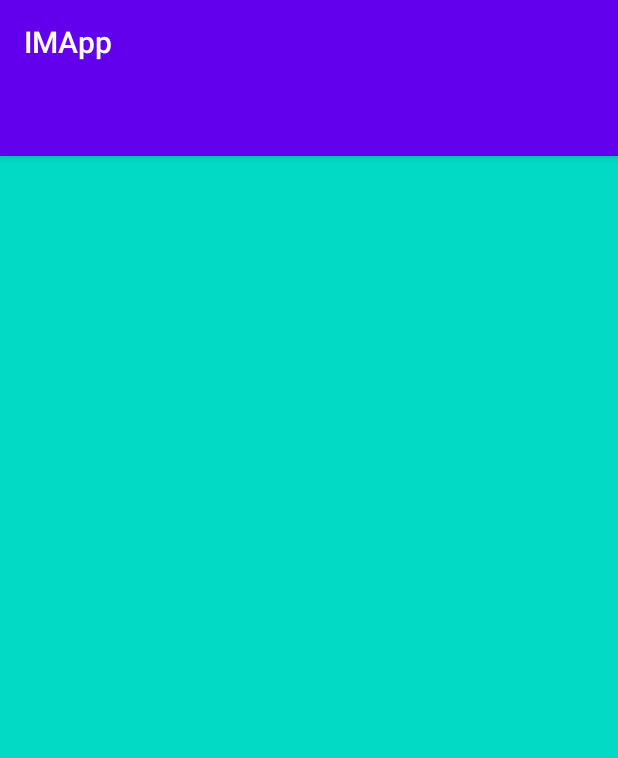
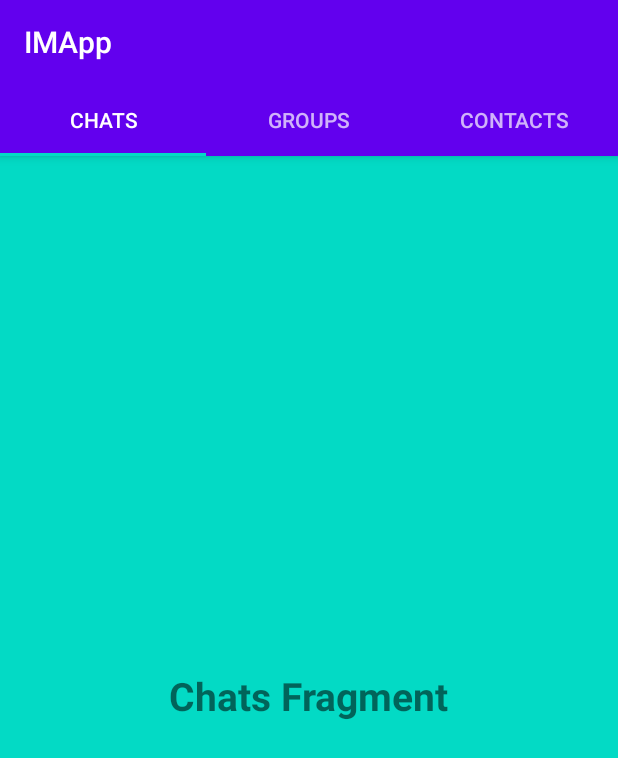
Before and after one commit to Genwei-Zhang/August, an Android app: the screen it shows after launch (MainActivity), on a phone screen of 412 x 824 dp. Shown: the top 758 px of the screen. Run offline under Robolectric (Android 15) with nearby library versions, the phone set to English and light mode, and no system bars.

Commit message:
5th episode

```diff
--- /dev/null
+++ b/app/src/main/java/com/example/imapp/ChatsFragment.java
@@ -0,0 +1,64 @@
+package com.example.imapp;
+
+import android.os.Bundle;
+
+import androidx.fragment.app.Fragment;
+
+import android.view.LayoutInflater;
+import android.view.View;
+import android.view.ViewGroup;
+
+/**
+ * A simple {@link Fragment} subclass.
+ * Use the {@link ChatsFragment#newInstance} factory method to
+ * create an instance of this fragment.
+ */
+public class ChatsFragment extends Fragment {
+
+    // TODO: Rename parameter arguments, choose names that match
+    // the fragment initialization parameters, e.g. ARG_ITEM_NUMBER
+    private static final String ARG_PARAM1 = "param1";
+    private static final String ARG_PARAM2 = "param2";
+
+    // TODO: Rename and change types of parameters
+    private String mParam1;
+    private String mParam2;
+
+    public ChatsFragment() {
+        // Required empty public constructor
+    }
+
+    /**
+     * Use this factory method to create a new instance of
+     * this fragment using the provided parameters.
+     *
+     * @param param1 Parameter 1.
+     * @param param2 Parameter 2.
+     * @return A new instance of fragment ChatsFragment.
+     */
+    // TODO: Rename and change types and number of parameters
+    public static ChatsFragment newInstance(String param1, String param2) {
+        ChatsFragment fragment = new ChatsFragment();
+        Bundle args = new Bundle();
+        args.putString(ARG_PARAM1, param1);
+        args.putString(ARG_PARAM2, param2);
+        fragment.setArguments(args);
+        return fragment;
+    }
+
+    @Override
+    public void onCreate(Bundle savedInstanceState) {
+        super.onCreate(savedInstanceState);
+        if (getArguments() != null) {
+            mParam1 = getArguments().getString(ARG_PARAM1);
+            mParam2 = getArguments().getString(ARG_PARAM2);
+        }
+    }
+
+    @Override
+    public View onCreateView(LayoutInflater inflater, ViewGroup container,
+                             Bundle savedInstanceState) {
+        // Inflate the layout for this fragment
+        return inflater.inflate(R.layout.fragment_chats, container, false);
+    }
+}
--- /dev/null
+++ b/app/src/main/java/com/example/imapp/GroupsFragment.java
@@ -0,0 +1,64 @@
+package com.example.imapp;
+
+import android.os.Bundle;
+
+import androidx.fragment.app.Fragment;
+
+import android.view.LayoutInflater;
+import android.view.View;
+import android.view.ViewGroup;
+
+/**
+ * A simple {@link Fragment} subclass.
+ * Use the {@link GroupsFragment#newInstance} factory method to
+ * create an instance of this fragment.
+ */
+public class GroupsFragment extends Fragment {
+
+    // TODO: Rename parameter arguments, choose names that match
+    // the fragment initialization parameters, e.g. ARG_ITEM_NUMBER
+    private static final String ARG_PARAM1 = "param1";
+    private static final String ARG_PARAM2 = "param2";
+
+    // TODO: Rename and change types of parameters
+    private String mParam1;
+    private String mParam2;
+
+    public GroupsFragment() {
+        // Required empty public constructor
+    }
+
+    /**
+     * Use this factory method to create a new instance of
+     * this fragment using the provided parameters.
+     *
+     * @param param1 Parameter 1.
+     * @param param2 Parameter 2.
+     * @return A new instance of fragment GroupsFragment.
+     */
+    // TODO: Rename and change types and number of parameters
+    public static GroupsFragment newInstance(String param1, String param2) {
+        GroupsFragment fragment = new GroupsFragment();
+        Bundle args = new Bundle();
+        args.putString(ARG_PARAM1, param1);
+        args.putString(ARG_PARAM2, param2);
+        fragment.setArguments(args);
+        return fragment;
+    }
+
+    @Override
+    public void onCreate(Bundle savedInstanceState) {
+        super.onCreate(savedInstanceState);
+        if (getArguments() != null) {
+            mParam1 = getArguments().getString(ARG_PARAM1);
+            mParam2 = getArguments().getString(ARG_PARAM2);
+        }
+    }
+
+    @Override
+    public View onCreateView(LayoutInflater inflater, ViewGroup container,
+                             Bundle savedInstanceState) {
+        // Inflate the layout for this fragment
+        return inflater.inflate(R.layout.fragment_groups, container, false);
+    }
+}
--- a/app/src/main/java/com/example/imapp/MainActivity.java
+++ b/app/src/main/java/com/example/imapp/MainActivity.java
@@ -4,11 +4,17 @@ import androidx.appcompat.app.AppCompatActivity;
 
 import android.os.Bundle;
 import androidx.appcompat.widget.Toolbar;
+import androidx.viewpager.widget.ViewPager;
+
+import com.google.android.material.tabs.TabLayout;
 
 
 public class MainActivity extends AppCompatActivity {
 
     private Toolbar mToolbar;
+    private ViewPager myViewPager;
+    private TabLayout myTabLayout;
+    private TabsAccessorAdapter myTabsAccessorAdapter;
 
 
     @Override
@@ -21,5 +27,16 @@ public class MainActivity extends AppCompatActivity {
         setSupportActionBar(mToolbar);
         getSupportActionBar().setTitle("IMApp");
 
+
+
+        myViewPager = (ViewPager) findViewById(R.id.main_tabs_paper);
+        myTabsAccessorAdapter = new TabsAccessorAdapter(getSupportFragmentManager());
+        myViewPager.setAdapter(myTabsAccessorAdapter);
+
+
+        myTabLayout = (TabLayout) findViewById(R.id.main_tabs);
+        myTabLayout.setupWithViewPager(myViewPager);
+
+
     }
 }
--- /dev/null
+++ b/app/src/main/java/com/example/imapp/TabsAccessorAdapter.java
@@ -0,0 +1,61 @@
+package com.example.imapp;
+
+import androidx.annotation.NonNull;
+import androidx.annotation.Nullable;
+import androidx.fragment.app.Fragment;
+import androidx.fragment.app.FragmentManager;
+import androidx.fragment.app.FragmentPagerAdapter;
+
+public class TabsAccessorAdapter extends FragmentPagerAdapter {
+    public TabsAccessorAdapter(@NonNull FragmentManager fm) {
+        super(fm);
+    }
+
+    @NonNull
+    @Override
+    public Fragment getItem(int i) {
+
+        switch (i) {
+            case 0:
+                ChatsFragment chatsFragment = new ChatsFragment();
+                return chatsFragment;
+
+            case 1:
+                GroupsFragment groupsFragment = new GroupsFragment();
+                return groupsFragment;
+
+            case 2:
+                ContactsFragment contactsFragment = new ContactsFragment();
+                return contactsFragment;
+
+
+            default:
+                return null;
+        }
+    }
+
+    @Override
+    public int getCount() {
+        return 3;
+    }
+
+
+    @Nullable
+    @Override
+    public CharSequence getPageTitle(int position) {
+        switch (position) {
+            case 0:
+                return "Chats";
+
+            case 1:
+                return "Groups";
+
+            case 2:
+                return "Contacts";
+
+
+            default:
+                return null;
+        }
+    }
+}
--- /dev/null
+++ b/app/src/main/res/layout/fragment_chats.xml
@@ -0,0 +1,17 @@
+<?xml version="1.0" encoding="utf-8"?>
+<RelativeLayout xmlns:android="http://schemas.android.com/apk/res/android"
+    xmlns:tools="http://schemas.android.com/tools"
+    android:layout_width="match_parent"
+    android:layout_height="match_parent"
+    tools:context=".ChatsFragment">
+
+    <!-- TODO: Update blank fragment layout -->
+    <TextView
+        android:layout_width="wrap_content"
+        android:layout_height="wrap_content"
+        android:text="Chats Fragment"
+        android:layout_centerInParent="true"
+        android:textSize="26sp"
+        android:textStyle="bold" />
+
+</RelativeLayout>
--- a/app/src/main/res/values/strings.xml
+++ b/app/src/main/res/values/strings.xml
@@ -1,3 +1,5 @@
 <resources>
     <string name="app_name">IMApp</string>
+    <!-- TODO: Remove or change this placeholder text -->
+    <string name="hello_blank_fragment">Hello blank fragment</string>
 </resources>
```
Also changed, not shown: app/src/main/java/com/example/imapp/ContactsFragment.java (added, +64 -0 lines), app/src/main/res/layout/fragment_contacts.xml (added, +17 -0 lines), app/src/main/res/layout/fragment_groups.xml (added, +17 -0 lines).
